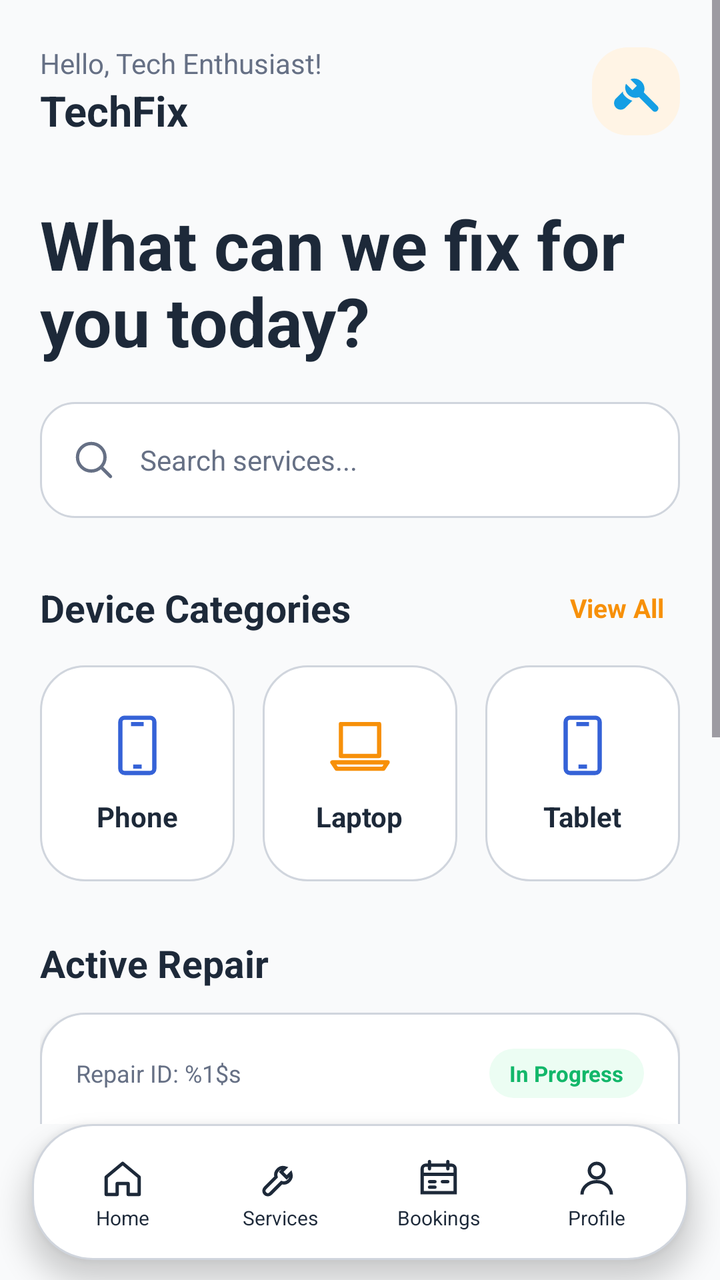
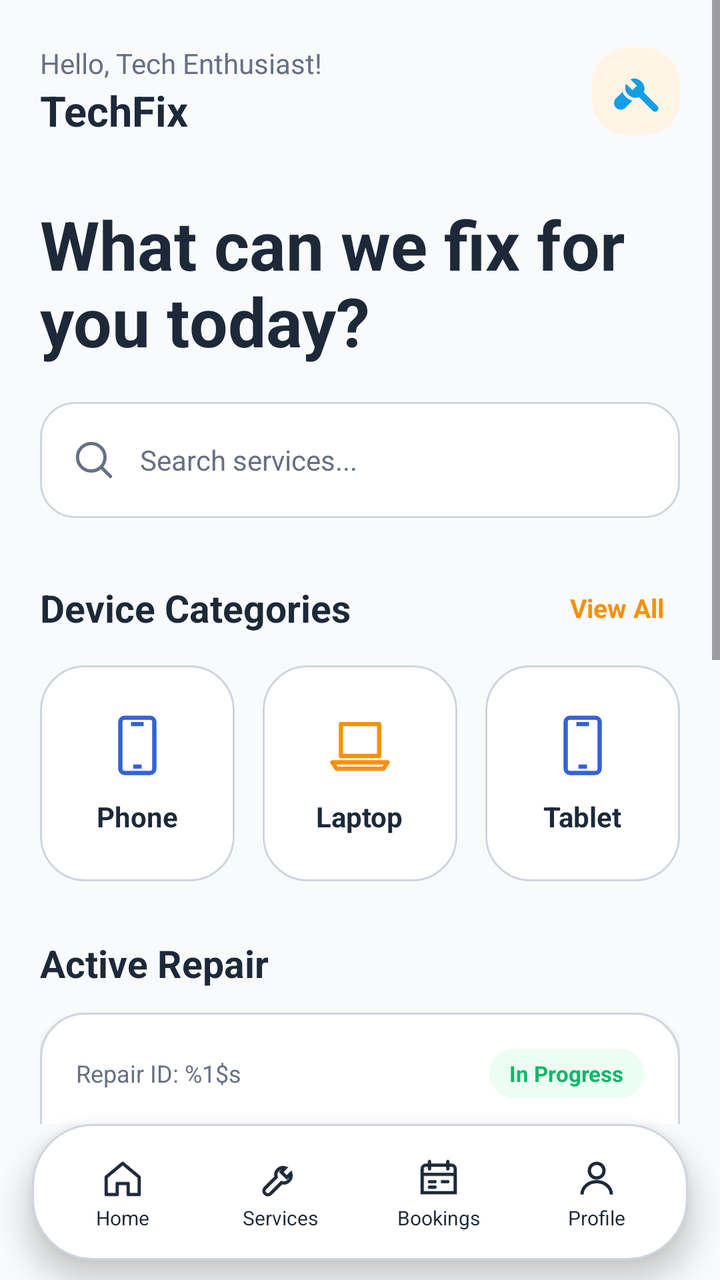

Two renders of the same Android screen: before a commit and after it. Below are the layout's source before the change and the commit's diff.
<!-- AndroidManifest.xml: application theme Theme.TechFix -->
<!-- res/layout/activity_customer_home.xml -->
<?xml version="1.0" encoding="utf-8" ?>
<LinearLayout
    xmlns:android="http://schemas.android.com/apk/res/android"
    xmlns:tools="http://schemas.android.com/tools"
    android:id="@+id/main"
    android:layout_width="match_parent"
    android:layout_height="match_parent"
    android:background="@color/customer_bg"
    android:orientation="vertical"
    tools:context=".CustomerHomeActivity"
>
    <ScrollView
        android:layout_width="match_parent"
        android:layout_height="0dp"
        android:layout_weight="1"
        android:clipToPadding="false"
        android:fillViewport="true"
        android:overScrollMode="never"
    >
        <LinearLayout
            android:layout_width="match_parent"
            android:layout_height="wrap_content"
            android:orientation="vertical"
            android:paddingStart="20dp"
            android:paddingTop="22dp"
            android:paddingEnd="20dp"
            android:paddingBottom="24dp"
        >
            <LinearLayout
                android:layout_width="match_parent"
                android:layout_height="wrap_content"
                android:gravity="center_vertical"
                android:orientation="horizontal"
            >
                <LinearLayout
                    android:layout_width="0dp"
                    android:layout_height="wrap_content"
                    android:layout_weight="1"
                    android:orientation="vertical"
                >
                    <TextView
                        android:layout_width="wrap_content"
                        android:layout_height="wrap_content"
                        android:text="@string/customer_greeting"
                        android:textColor="@color/customer_muted"
                        android:textSize="14sp"
                    />
                    <TextView
                        android:layout_width="wrap_content"
                        android:layout_height="wrap_content"
                        android:text="TechFix"
                        android:textColor="@color/customer_text"
                        android:textSize="21sp"
                        android:textStyle="bold"
                    />
                </LinearLayout>
                <ImageView
                    android:layout_width="44dp"
                    android:layout_height="44dp"
                    android:background="@drawable/bg_customer_soft_orange"
                    android:contentDescription="@string/brand_icon_description"
                    android:padding="10dp"
                    android:src="@drawable/ic_techfix_mark"
                />
            </LinearLayout>
            <TextView
                android:layout_width="match_parent"
                android:layout_height="wrap_content"
                android:layout_marginTop="30dp"
                android:lineSpacingExtra="-2dp"
                android:text="@string/customer_question"
                android:textColor="@color/customer_text"
                android:textSize="34sp"
                android:textStyle="bold"
            />
            <LinearLayout
                android:id="@+id/searchServices"
                android:layout_width="match_parent"
                android:layout_height="58dp"
                android:layout_marginTop="18dp"
                android:background="@drawable/bg_customer_input"
                android:clickable="true"
                android:focusable="true"
                android:gravity="center_vertical"
                android:orientation="horizontal"
            >
                <ImageView
                    android:layout_width="22dp"
                    android:layout_height="22dp"
                    android:contentDescription="@string/search_services"
                    android:src="@drawable/ic_customer_search"
                />
                <TextView
                    android:layout_width="wrap_content"
                    android:layout_height="wrap_content"
                    android:layout_marginStart="12dp"
                    android:text="@string/search_services"
                    android:textColor="@color/customer_muted"
                    android:textSize="14sp"
                />
            </LinearLayout>
            <LinearLayout
                android:layout_width="match_parent"
                android:layout_height="wrap_content"
                android:layout_marginTop="28dp"
                android:gravity="center_vertical"
                android:orientation="horizontal"
            >
                <TextView
                    android:layout_width="0dp"
                    android:layout_height="wrap_content"
                    android:layout_weight="1"
                    android:text="@string/device_categories"
                    android:textColor="@color/customer_text"
                    android:textSize="19sp"
                    android:textStyle="bold"
                />
                <TextView
                    android:id="@+id/openServices"
                    android:layout_width="wrap_content"
                    android:layout_height="wrap_content"
                    android:padding="8dp"
                    android:text="@string/view_all"
                    android:textColor="@color/customer_orange"
                    android:textSize="13sp"
                    android:textStyle="bold"
                />
            </LinearLayout>
            <LinearLayout
                android:layout_width="match_parent"
                android:layout_height="wrap_content"
                android:layout_marginTop="12dp"
                android:baselineAligned="false"
                android:orientation="horizontal"
            >
                <LinearLayout
                    android:layout_width="0dp"
                    android:layout_height="108dp"
                    android:layout_marginEnd="7dp"
                    android:layout_weight="1"
                    android:background="@drawable/bg_customer_card"
                    android:gravity="center"
                    android:orientation="vertical"
                >
                    <ImageView
                        android:layout_width="34dp"
                        android:layout_height="34dp"
                        android:src="@drawable/ic_customer_phone"
                    />
                    <TextView
                        android:layout_width="wrap_content"
                        android:layout_height="wrap_content"
                        android:layout_marginTop="9dp"
                        android:text="@string/phone"
                        android:textColor="@color/customer_text"
                        android:textStyle="bold"
                    />
                </LinearLayout>
                <LinearLayout
                    android:layout_width="0dp"
                    android:layout_height="108dp"
                    android:layout_marginStart="7dp"
                    android:layout_marginEnd="7dp"
                    android:layout_weight="1"
                    android:background="@drawable/bg_customer_card"
                    android:gravity="center"
                    android:orientation="vertical"
                >
                    <ImageView
                        android:layout_width="34dp"
                        android:layout_height="34dp"
                        android:src="@drawable/ic_customer_laptop"
                    />
                    <TextView
                        android:layout_width="wrap_content"
                        android:layout_height="wrap_content"
                        android:layout_marginTop="9dp"
                        android:text="@string/laptop"
                        android:textColor="@color/customer_text"
                        android:textStyle="bold"
                    />
                </LinearLayout>
                <LinearLayout
                    android:layout_width="0dp"
                    android:layout_height="108dp"
                    android:layout_marginStart="7dp"
                    android:layout_weight="1"
                    android:background="@drawable/bg_customer_card"
                    android:gravity="center"
                    android:orientation="vertical"
                >
                    <ImageView
                        android:layout_width="34dp"
                        android:layout_height="34dp"
                        android:src="@drawable/ic_customer_phone"
                    />
                    <TextView
                        android:layout_width="wrap_content"
                        android:layout_height="wrap_content"
                        android:layout_marginTop="9dp"
                        android:text="@string/tablet"
                        android:textColor="@color/customer_text"
                        android:textStyle="bold"
                    />
                </LinearLayout>
            </LinearLayout>
            <TextView
                android:layout_width="wrap_content"
                android:layout_height="wrap_content"
                android:layout_marginTop="28dp"
                android:text="@string/active_repair"
                android:textColor="@color/customer_text"
                android:textSize="19sp"
                android:textStyle="bold"
            />
            <LinearLayout
                android:id="@+id/activeRepairCard"
                android:layout_width="match_parent"
                android:layout_height="wrap_content"
                android:layout_marginTop="12dp"
                android:background="@drawable/bg_customer_card"
                android:clickable="true"
                android:elevation="2dp"
                android:focusable="true"
                android:orientation="vertical"
                android:padding="18dp"
            >
                <LinearLayout
                    android:layout_width="match_parent"
                    android:layout_height="wrap_content"
                    android:gravity="center_vertical"
                    android:orientation="horizontal"
                >
                    <TextView
                        android:id="@+id/tvActiveRepairId"
                        android:layout_width="0dp"
                        android:layout_height="wrap_content"
                        android:layout_weight="1"
                        android:text="@string/repair_id"
                        android:textColor="@color/customer_muted"
                        android:textSize="12sp"
                    />
                    <TextView
                        android:id="@+id/tvActiveRepairStatus"
                        android:layout_width="wrap_content"
                        android:layout_height="wrap_content"
                        android:background="@drawable/bg_status_success"
                        android:text="@string/repair_in_progress"
                        android:textColor="@color/customer_success"
                        android:textSize="11sp"
                        android:textStyle="bold"
                    />
                </LinearLayout>
                <TextView
                    android:id="@+id/tvActiveRepairSummary"
                    android:layout_width="match_parent"
                    android:layout_height="wrap_content"
                    android:layout_marginTop="14dp"
                    android:text="@string/repair_active_summary"
                    android:textColor="@color/customer_text"
                    android:textSize="16sp"
                    android:textStyle="bold"
                />
                <View
                    android:layout_width="match_parent"
                    android:layout_height="6dp"
                    android:layout_marginTop="18dp"
                    android:background="@color/customer_orange_soft"
                />
                <View
                    android:layout_width="230dp"
                    android:layout_height="6dp"
                    android:layout_marginTop="-6dp"
                    android:background="@color/customer_orange"
                />
                <TextView
                    android:layout_width="wrap_content"
                    android:layout_height="wrap_content"
                    android:layout_marginTop="16dp"
                    android:text="@string/view_details"
                    android:textColor="@color/customer_orange"
                    android:textStyle="bold"
                />
            </LinearLayout>
            <TextView
                android:layout_width="wrap_content"
                android:layout_height="wrap_content"
                android:layout_marginTop="28dp"
                android:text="@string/popular_services"
                android:textColor="@color/customer_text"
                android:textSize="19sp"
                android:textStyle="bold"
            />
            <LinearLayout
                android:id="@+id/popularService"
                android:layout_width="match_parent"
                android:layout_height="86dp"
                android:layout_marginTop="12dp"
                android:background="@drawable/bg_customer_card"
                android:clickable="true"
                android:focusable="true"
                android:gravity="center_vertical"
                android:orientation="horizontal"
                android:padding="14dp"
            >
                <ImageView
                    android:layout_width="54dp"
                    android:layout_height="54dp"
                    android:background="@drawable/bg_customer_soft_blue"
                    android:padding="11dp"
                    android:src="@drawable/ic_customer_phone"
                />
                <LinearLayout
                    android:layout_width="0dp"
                    android:layout_height="wrap_content"
                    android:layout_marginStart="14dp"
                    android:layout_weight="1"
                    android:orientation="vertical"
                >
                    <TextView
                        android:id="@+id/tvPopularServiceName"
                        android:layout_width="wrap_content"
                        android:layout_height="wrap_content"
                        android:text="@string/screen_replacement"
                        android:textColor="@color/customer_text"
                        android:textSize="15sp"
                        android:textStyle="bold"
                    />
                    <TextView
                        android:id="@+id/tvPopularServiceMeta"
                        android:layout_width="wrap_content"
                        android:layout_height="wrap_content"
                        android:layout_marginTop="5dp"
                        android:text="From LKR 8,500 · 1–2 hours"
                        android:textColor="@color/customer_muted"
                        android:textSize="12sp"
                    />
                </LinearLayout>
                <TextView
                    android:layout_width="wrap_content"
                    android:layout_height="wrap_content"
                    android:text="›"
                    android:textColor="@color/customer_text"
                    android:textSize="30sp"
                />
            </LinearLayout>
        </LinearLayout>
    </ScrollView>
    <include layout="@layout/view_customer_bottom_nav" />
</LinearLayout>
<!-- res/layout/view_customer_bottom_nav.xml (included above) -->
<?xml version="1.0" encoding="utf-8" ?>
<LinearLayout
    xmlns:android="http://schemas.android.com/apk/res/android"
    android:id="@+id/customerBottomNav"
    android:layout_width="match_parent"
    android:layout_height="68dp"
    android:layout_marginStart="16dp"
    android:layout_marginEnd="16dp"
    android:layout_marginBottom="10dp"
    android:background="@drawable/bg_customer_nav"
    android:elevation="8dp"
    android:gravity="center"
    android:orientation="horizontal"
    android:padding="6dp"
>
    <LinearLayout android:id="@+id/navHome" style="@style/CustomerNavItem">
        <ImageView
            android:id="@+id/navHomeIcon"
            style="@style/CustomerNavIcon"
            android:contentDescription="@string/nav_home"
            android:src="@drawable/ic_customer_home"
        />
        <TextView
            android:id="@+id/navHomeLabel"
            style="@style/CustomerNavLabel"
            android:text="@string/nav_home"
        />
    </LinearLayout>
    <LinearLayout android:id="@+id/navServices" style="@style/CustomerNavItem">
        <ImageView
            android:id="@+id/navServicesIcon"
            style="@style/CustomerNavIcon"
            android:contentDescription="@string/nav_services"
            android:src="@drawable/ic_customer_services"
        />
        <TextView
            android:id="@+id/navServicesLabel"
            style="@style/CustomerNavLabel"
            android:text="@string/nav_services"
        />
    </LinearLayout>
    <LinearLayout android:id="@+id/navBookings" style="@style/CustomerNavItem">
        <ImageView
            android:id="@+id/navBookingsIcon"
            style="@style/CustomerNavIcon"
            android:contentDescription="@string/nav_bookings"
            android:src="@drawable/ic_customer_bookings"
        />
        <TextView
            android:id="@+id/navBookingsLabel"
            style="@style/CustomerNavLabel"
            android:text="@string/nav_bookings"
        />
    </LinearLayout>
    <LinearLayout android:id="@+id/navProfile" style="@style/CustomerNavItem">
        <ImageView
            android:id="@+id/navProfileIcon"
            style="@style/CustomerNavIcon"
            android:contentDescription="@string/nav_profile"
            android:src="@drawable/ic_customer_profile"
        />
        <TextView
            android:id="@+id/navProfileLabel"
            style="@style/CustomerNavLabel"
            android:text="@string/nav_profile"
        />
    </LinearLayout>
</LinearLayout>
<!-- resources referenced by this layout -->
<resources>
  <color name="customer_bg">#F9FAFB</color>
  <color name="customer_muted">#667085</color>
  <color name="customer_orange">#F79009</color>
  <color name="customer_orange_soft">#FFF4E5</color>
  <color name="customer_success">#12B76A</color>
  <color name="customer_text">#1D2939</color>
  <!-- drawable bg_customer_card (drawable) -->
  <?xml version="1.0" encoding="utf-8" ?>
  <shape xmlns:android="http://schemas.android.com/apk/res/android" android:shape="rectangle">
      <solid android:color="@color/customer_surface" />
      <corners android:radius="22dp" />
      <stroke android:width="1dp" android:color="@color/customer_border" />
  </shape>
  <!-- drawable bg_customer_nav (drawable) -->
  <?xml version="1.0" encoding="utf-8" ?>
  <shape xmlns:android="http://schemas.android.com/apk/res/android" android:shape="rectangle">
      <solid android:color="@color/customer_surface" />
      <corners android:radius="30dp" />
      <stroke android:width="1dp" android:color="@color/customer_border" />
  </shape>
  <!-- drawable bg_customer_soft_blue (drawable) -->
  <?xml version="1.0" encoding="utf-8" ?>
  <shape xmlns:android="http://schemas.android.com/apk/res/android" android:shape="rectangle">
      <solid android:color="@color/customer_blue_soft" />
      <corners android:radius="18dp" />
  </shape>
  <!-- drawable bg_customer_soft_orange (drawable) -->
  <?xml version="1.0" encoding="utf-8" ?>
  <shape xmlns:android="http://schemas.android.com/apk/res/android" android:shape="rectangle">
      <solid android:color="@color/customer_orange_soft" />
      <corners android:radius="18dp" />
  </shape>
  <string name="active_repair">Active Repair</string>
  <string name="brand_icon_description">TechFix repair mark</string>
  <string name="customer_greeting">Hello, Tech Enthusiast!</string>
  <string name="customer_question">What can we fix for you today?</string>
  <string name="device_categories">Device Categories</string>
  <string name="laptop">Laptop</string>
  <string name="nav_bookings">Bookings</string>
  <string name="nav_home">Home</string>
  <string name="nav_profile">Profile</string>
  <string name="nav_services">Services</string>
  <string name="phone">Phone</string>
  <string name="popular_services">Popular Services</string>
  <string name="repair_active_summary">
          Our technicians are currently working on your device.
      </string>
  <string name="repair_id">Repair ID: %1$s</string>
  <string name="repair_in_progress">In Progress</string>
  <string name="screen_replacement">Screen Replacement</string>
  <string name="search_services">Search services...</string>
  <string name="tablet">Tablet</string>
  <string name="view_all">View All</string>
  <string name="view_details">View Details</string>
  <style name="CustomerNavIcon">
          <item name="android:layout_width">22dp</item>
          <item name="android:layout_height">22dp</item>
      </style>
  <style name="CustomerNavLabel">
          <item name="android:layout_width">wrap_content</item>
          <item name="android:layout_height">wrap_content</item>
          <item name="android:layout_marginTop">2dp</item>
          <item name="android:textColor">@color/customer_text</item>
          <item name="android:textSize">10sp</item>
      </style>
  <style name="Theme.TechFix" parent="Base.Theme.TechFix" />
  <color name="customer_surface">#FFFFFF</color>
  <color name="customer_border">#D0D5DD</color>
  <color name="customer_blue_soft">#EBF0FF</color>
  <color name="customer_success_soft">#ECFDF3</color>
  <color name="customer_blue">#3562D7</color>
  <color name="auth_link">#149EE4</color>
  <style name="Base.Theme.TechFix" parent="Theme.Material3.DayNight.NoActionBar">
          
      </style>
  <!-- unchanged entries left out for length: 11 -->
</resources>

<!-- the commit's change to res/layout/activity_customer_home.xml (unified diff, before → after) -->
@@ -344,6 +344,57 @@
                     android:textSize="30sp"
                 />
             </LinearLayout>
+            <LinearLayout
+                android:id="@+id/openRepairGallery"
+                android:layout_width="match_parent"
+                android:layout_height="86dp"
+                android:layout_marginTop="14dp"
+                android:background="@drawable/bg_customer_card"
+                android:clickable="true"
+                android:focusable="true"
+                android:gravity="center_vertical"
+                android:orientation="horizontal"
+                android:padding="14dp"
+            >
+                <ImageView
+                    android:layout_width="54dp"
+                    android:layout_height="54dp"
+                    android:background="@drawable/bg_customer_soft_orange"
+                    android:padding="11dp"
+                    android:src="@drawable/ic_customer_services"
+                />
+                <LinearLayout
+                    android:layout_width="0dp"
+                    android:layout_height="wrap_content"
+                    android:layout_marginStart="14dp"
+                    android:layout_weight="1"
+                    android:orientation="vertical"
+                >
+                    <TextView
+                        android:layout_width="wrap_content"
+                        android:layout_height="wrap_content"
+                        android:text="Repaired-device samples"
+                        android:textColor="@color/customer_text"
+                        android:textSize="15sp"
+                        android:textStyle="bold"
+                    />
+                    <TextView
+                        android:layout_width="wrap_content"
+                        android:layout_height="wrap_content"
+                        android:layout_marginTop="5dp"
+                        android:text="See real repairs captured by TechFix"
+                        android:textColor="@color/customer_muted"
+                        android:textSize="12sp"
+                    />
+                </LinearLayout>
+                <TextView
+                    android:layout_width="wrap_content"
+                    android:layout_height="wrap_content"
+                    android:text="›"
+                    android:textColor="@color/customer_orange"
+                    android:textSize="30sp"
+                />
+            </LinearLayout>
         </LinearLayout>
     </ScrollView>
     <include layout="@layout/view_customer_bottom_nav" />
